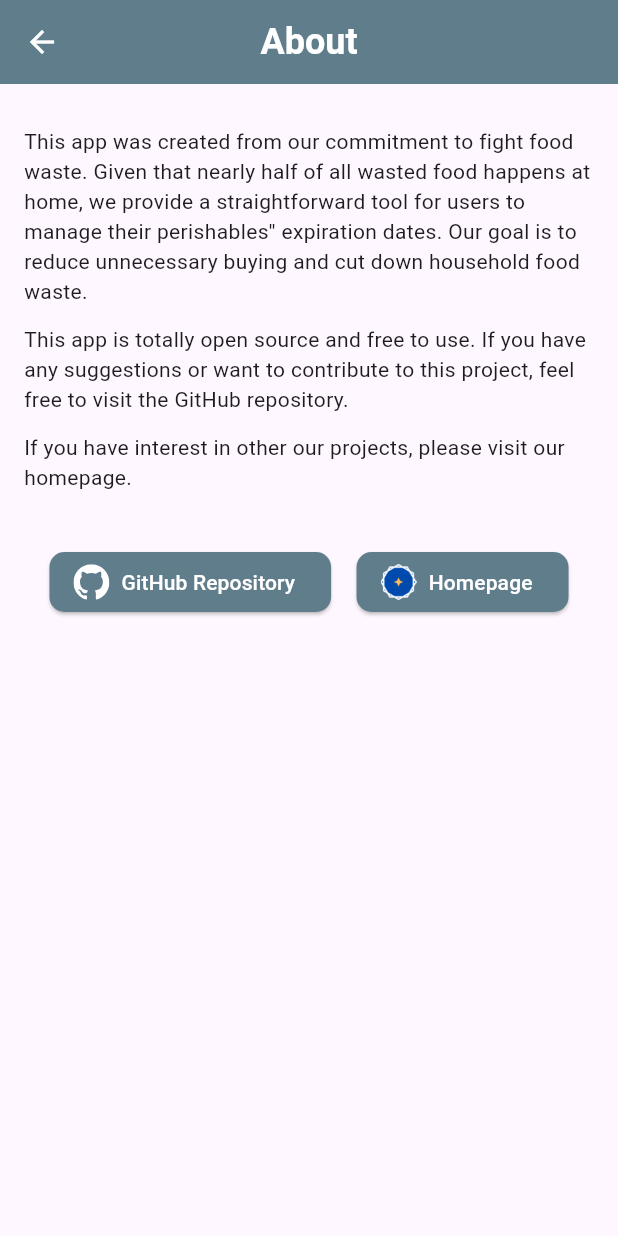
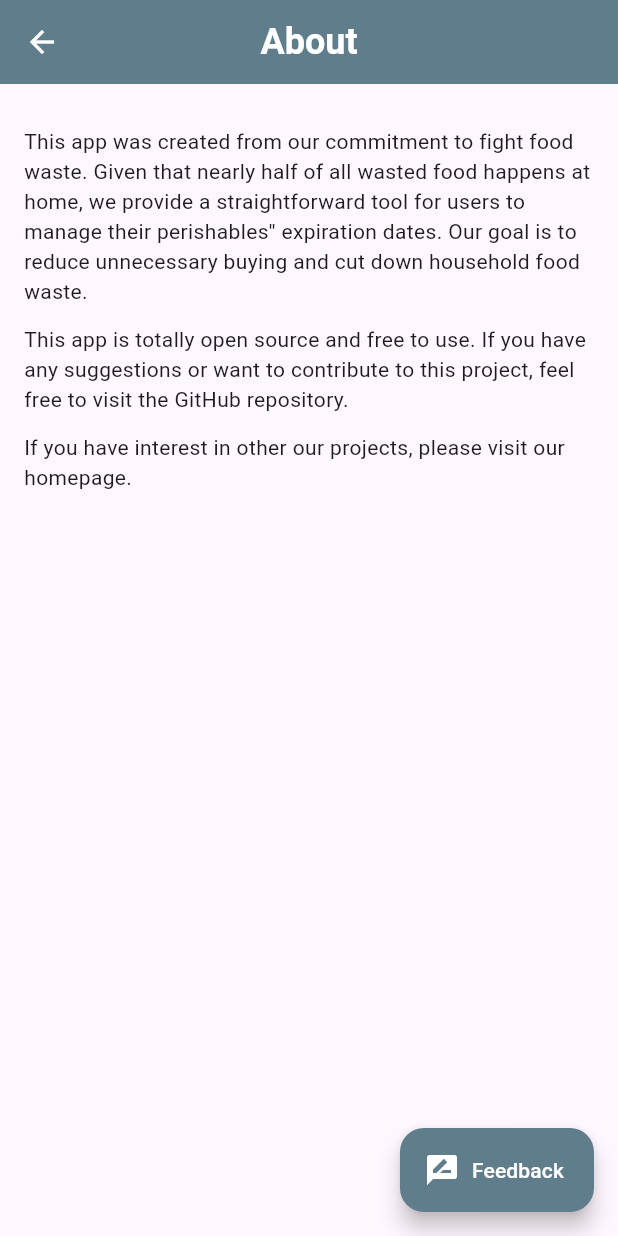
Before and after one commit to ForgerWise/FoodList, a Flutter app: the AboutPage screen opened by its route, on a phone screen of 412 x 824 dp. Run offline on Flutter 3.47's test engine with Material 3 defaults, Android fonts, the phone set to English and light mode, and no system bars; our stand-ins replace flutter_local_notifications, flutter_slidable, flutter_staggered_animations, hive, hive_flutter, package_info_plus and 2 more; missing offline and left inert: android_alarm_manager_plus; accounts and stored records are empty; Roboto replaces fonts that are missing (IBM Plex Sans).

Commit message:
Fix some lauchurl bugs and add new feedback page

```diff
--- a/lib/setting/about.dart
+++ b/lib/setting/about.dart
@@ -1,9 +1,8 @@
 import 'package:flutter/material.dart';
 import 'package:foodlist/setting/setting_appbar.dart';
-import 'package:url_launcher/url_launcher.dart';
-import 'package:flutter_svg/flutter_svg.dart';
 
 import '../generated/l10n.dart';
+import 'feedback.dart';
 
 class AboutPage extends StatefulWidget {
   const AboutPage({Key? key}) : super(key: key);
@@ -42,66 +41,20 @@ class _AboutState extends State<AboutPage> {
                 style: const TextStyle(
                     fontSize: 14, fontWeight: FontWeight.normal),
               ),
-              const SizedBox(height: 36),
-              Row(
-                mainAxisAlignment: MainAxisAlignment.spaceEvenly,
-                children: [
-                  ElevatedButton.icon(
-                    icon: SvgPicture.asset(
-                      'assets/images/github-mark.svg',
-                      width: 24,
-                      height: 24,
-                      colorFilter:
-                          const ColorFilter.mode(Colors.white, BlendMode.srcIn),
-                    ),
-                    label: Text(
-                      S.of(context).githubRepository,
-                      style: const TextStyle(color: Colors.white),
-                    ),
-                    onPressed: () async {
-                      if (await canLaunchUrl(githubUri)) {
-                        await launchUrl(githubUri);
-                      } else {
-                        throw 'Could not launch $githubUri';
-                      }
-                    },
-                    style: ElevatedButton.styleFrom(
-                      backgroundColor: Colors.blueGrey,
-                      shape: RoundedRectangleBorder(
-                        borderRadius: BorderRadius.circular(10),
-                      ),
-                    ),
-                  ),
-                  ElevatedButton.icon(
-                    icon: Image.asset(
-                      'assets/images/FW-logo-icon.png',
-                      width: 24,
-                      height: 24,
-                    ),
-                    label: Text(
-                      S.of(context).homepage,
-                      style: const TextStyle(color: Colors.white),
-                    ),
-                    onPressed: () async {
-                      if (await canLaunchUrl(homepageUri)) {
-                        await launchUrl(homepageUri);
-                      } else {
-                        throw 'Could not launch $homepageUri';
-                      }
-                    },
-                    style: ElevatedButton.styleFrom(
-                      backgroundColor: Colors.blueGrey,
-                      shape: RoundedRectangleBorder(
-                        borderRadius: BorderRadius.circular(10),
-                      ),
-                    ),
-                  ),
-                ],
-              )
             ],
           ),
         ),
       ),
+      floatingActionButton: FloatingActionButton.extended(
+        onPressed: () => Navigator.push(
+          context,
+          MaterialPageRoute(builder: (context) => const FeedbackPage()),
+        ),
+        label: Text(S.of(context).feedback,
+            style: const TextStyle(color: Colors.white)),
+        icon: const Icon(Icons.rate_review, color: Colors.white),
+        backgroundColor: Colors.blueGrey,
+      ),
     );
   }
 }
--- a/pubspec.yaml
+++ b/pubspec.yaml
@@ -16,8 +16,8 @@ publish_to: "none" # Remove this line if you wish to publish to pub.dev
 # https://developer.apple.com/library/archive/documentation/General/Reference/InfoPlistKeyReference/Articles/CoreFoundationKeys.html
 # In Windows, build-name is used as the major, minor, and patch parts
 # of the product and file versions while build-number is used as the build suffix.
-version: 2.1.0+12 # ! Change this to the latest version
-
+version: 2.1.1+13 # ! Change this to the latest version
+# ! Change feedback to new version
 environment:
   sdk: ">=3.1.0-83.0.dev <4.0.0"
 
@@ -41,6 +41,7 @@ dependencies:
   hive_flutter: ^1.1.0
   intl: ^0.19.0
   intl_utils: ^2.8.7
+  package_info_plus: ^8.1.3
   permission_handler: ^11.3.1
   shared_preferences: ^2.3.2
   timezone: ^0.9.4
```
Also changed, not shown: lib/l10n/intl_en.arb (+25 -1 lines), lib/l10n/intl_ja.arb (+25 -1 lines), lib/l10n/intl_zh_TW.arb (+25 -1 lines), lib/page/setting_page.dart (+11 -7 lines), lib/setting/feedback.dart (added, +166 -0 lines), lib/generated/intl/messages_en.dart, lib/generated/intl/messages_ja.dart, lib/generated/intl/messages_zh_TW.dart, lib/generated/l10n.dart, pubspec.lock, 2 other files.
